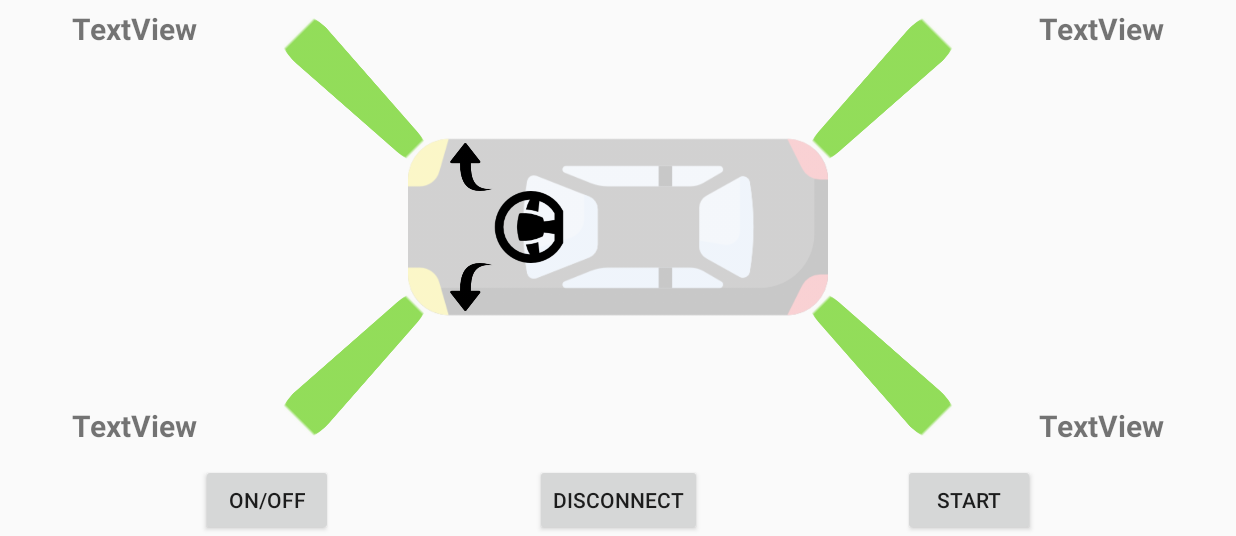
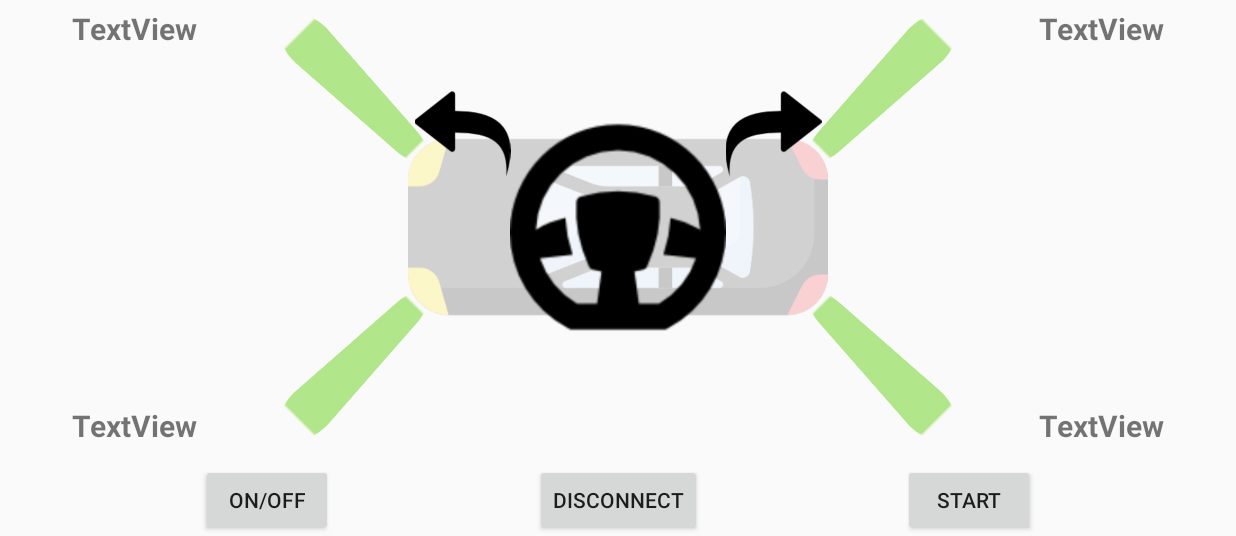
Before and after one commit to kleanlins/Baleasy, an Android app: the ControlActivity screen opened directly, with no data from a screen before it, on a phone screen of 824 x 412 dp (held sideways), the part 82-618 px from its top. Run offline under Robolectric (Android 15) with nearby library versions, the phone set to English and light mode, and no system bars; libraries missing offline, so code that uses them is left out: kotlinx.coroutines.experimental; 5 statements that could not run were skipped.

Commit message:
New animations and UI updates

```diff
--- a/app/src/main/java/com/example/cleanderson/baleasy_java/ControlActivity.kt
+++ b/app/src/main/java/com/example/cleanderson/baleasy_java/ControlActivity.kt
@@ -92,11 +92,11 @@ class ControlActivity : AppCompatActivity() {
                 tips_text.text = tip_list[tip_stage]
             }
             2 -> {
-
+                turnLeft()
                 tips_text.text = tip_list[tip_stage]
             }
             3 -> {
-
+                turnRight()
                 tips_text.text = tip_list[tip_stage]
             }
         }
--- a/app/src/main/res/layout/control_layout.xml
+++ b/app/src/main/res/layout/control_layout.xml
@@ -88,6 +88,7 @@
         android:id="@+id/car_img"
         android:layout_width="428dp"
         android:layout_height="280dp"
+        android:alpha="0.3"
         app:layout_constraintEnd_toEndOf="parent"
         app:layout_constraintStart_toStartOf="parent"
         app:layout_constraintTop_toTopOf="parent"
@@ -118,6 +119,7 @@
         android:rotation="135"
         android:scaleX="0.4"
         android:scaleY="2.3"
+        android:alpha="0.7"
         app:layout_constraintStart_toStartOf="@+id/car_img"
         app:layout_constraintTop_toTopOf="@+id/car_img"
         app:srcCompat="@drawable/trapezium" />
@@ -131,6 +133,7 @@
         android:rotation="45"
         android:scaleX="0.4"
         android:scaleY="2.3"
+        android:alpha="0.7"
         app:layout_constraintStart_toStartOf="@+id/car_img"
         app:layout_constraintBottom_toBottomOf="@+id/car_img"
         app:srcCompat="@drawable/trapezium" />
@@ -144,6 +147,7 @@
         android:rotation="-45"
         android:scaleX="0.4"
         android:scaleY="2.3"
+        android:alpha="0.7"
         app:layout_constraintEnd_toEndOf="@+id/car_img"
         app:layout_constraintBottom_toBottomOf="@+id/car_img"
         app:srcCompat="@drawable/trapezium" />
@@ -157,6 +161,7 @@
         android:rotation="-135"
         android:scaleX=".4"
         android:scaleY="2.3"
+        android:alpha="0.7"
         app:layout_constraintEnd_toEndOf="@+id/car_img"
         app:layout_constraintTop_toTopOf="@+id/car_img"
         app:srcCompat="@drawable/trapezium" />
@@ -165,11 +170,12 @@
         android:id="@+id/steering_img"
         android:layout_width="53dp"
         android:layout_height="48dp"
-        android:rotation="-90"
-        app:layout_constraintEnd_toEndOf="@+id/car_img"
-        app:layout_constraintHorizontal_bias="0.341"
-        app:layout_constraintStart_toStartOf="@+id/car_img"
+        android:rotation="0"
+        app:layout_constraintEnd_toEndOf="parent"
+        app:layout_constraintStart_toStartOf="parent"
         app:srcCompat="@drawable/steering"
+        android:scaleY="3"
+        android:scaleX="3"
         app:layout_constraintTop_toTopOf="parent"
         app:layout_constraintBottom_toBottomOf="parent"
         tools:layout_editor_absoluteY="156dp" />
@@ -178,21 +184,25 @@
         android:id="@+id/left_arrow"
         android:layout_width="34dp"
         android:layout_height="32dp"
-        android:layout_marginEnd="48dp"
-        android:rotation="-90"
-        app:layout_constraintEnd_toEndOf="@+id/steering_img"
-        app:layout_constraintTop_toBottomOf="@+id/steering_img"
+        android:layout_marginEnd="60dp"
+        android:layout_marginBottom="70dp"
+        android:scaleX="2"
+        android:scaleY="2"
+        app:layout_constraintRight_toLeftOf="@+id/steering_img"
+        app:layout_constraintBottom_toBottomOf="@+id/steering_img"
         app:srcCompat="@drawable/arrow" />
 
     <ImageView
         android:id="@+id/right_arrow"
         android:layout_width="34dp"
         android:layout_height="32dp"
-        android:layout_marginEnd="48dp"
-        android:rotation="-90"
-        android:scaleX="-1"
-        app:layout_constraintBottom_toTopOf="@+id/steering_img"
-        app:layout_constraintEnd_toEndOf="@+id/steering_img"
+        android:layout_marginStart="60dp"
+        android:layout_marginBottom="70dp"
+        android:rotation="0"
+        android:scaleX="-2"
+        android:scaleY="2"
+        app:layout_constraintLeft_toRightOf="@+id/steering_img"
+        app:layout_constraintBottom_toBottomOf="@+id/steering_img"
         app:srcCompat="@drawable/arrow" />
 
 
```
Also changed, not shown: app/src/main/res/anim/rotate180_left.xml (added, +12 -0 lines), app/src/main/res/anim/rotate180_right.xml (added, +12 -0 lines).
